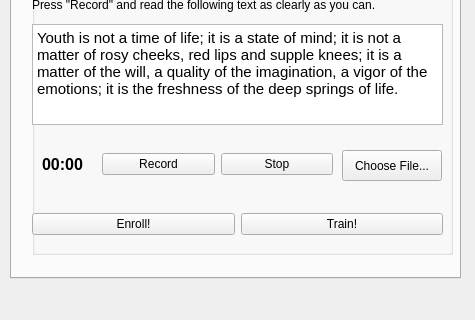
Before: the Qt Designer form gui/edytor2.ui in ppwwyyxx/speaker-recognition, drawn with Qt 5; both pictures show x 0 to 475 and y 272 to 592 of the 475 by 592 pixel window.
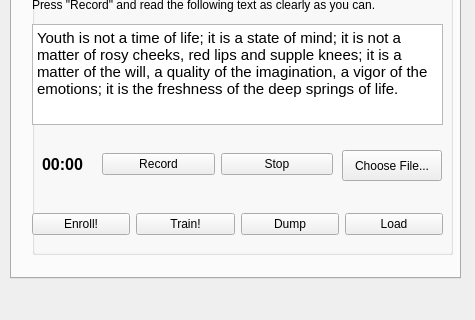
After: the same form once the commit is applied.

Commit message: dump and load

What changed in the file:
```diff
--- a/gui/edytor2.ui
+++ b/gui/edytor2.ui
@@ -264,6 +264,20 @@
          </property>
         </widget>
        </item>
+       <item>
+        <widget class="QPushButton" name="dumpBtn">
+         <property name="text">
+          <string>Dump</string>
+         </property>
+        </widget>
+       </item>
+       <item>
+        <widget class="QPushButton" name="loadBtn">
+         <property name="text">
+          <string>Load</string>
+         </property>
+        </widget>
+       </item>
       </layout>
      </widget>
      <widget class="QWidget" name="horizontalLayoutWidget_2">
```
The commit also changes 2 other files.
